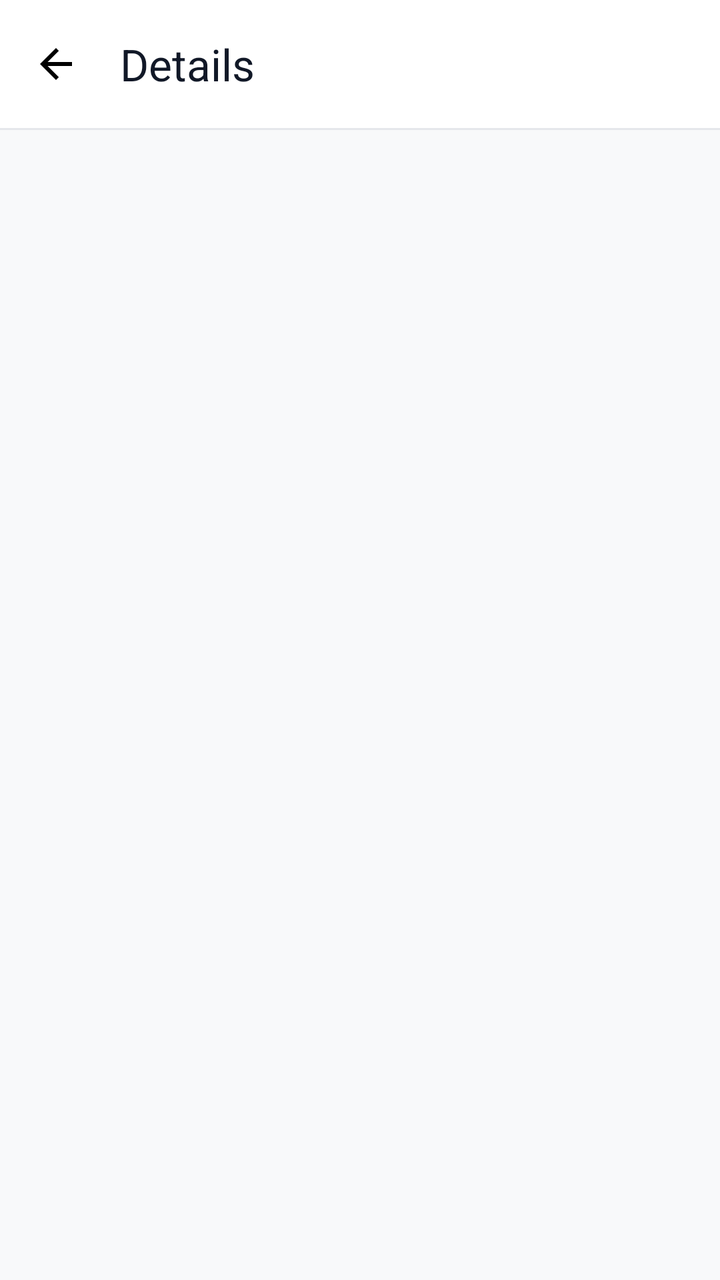
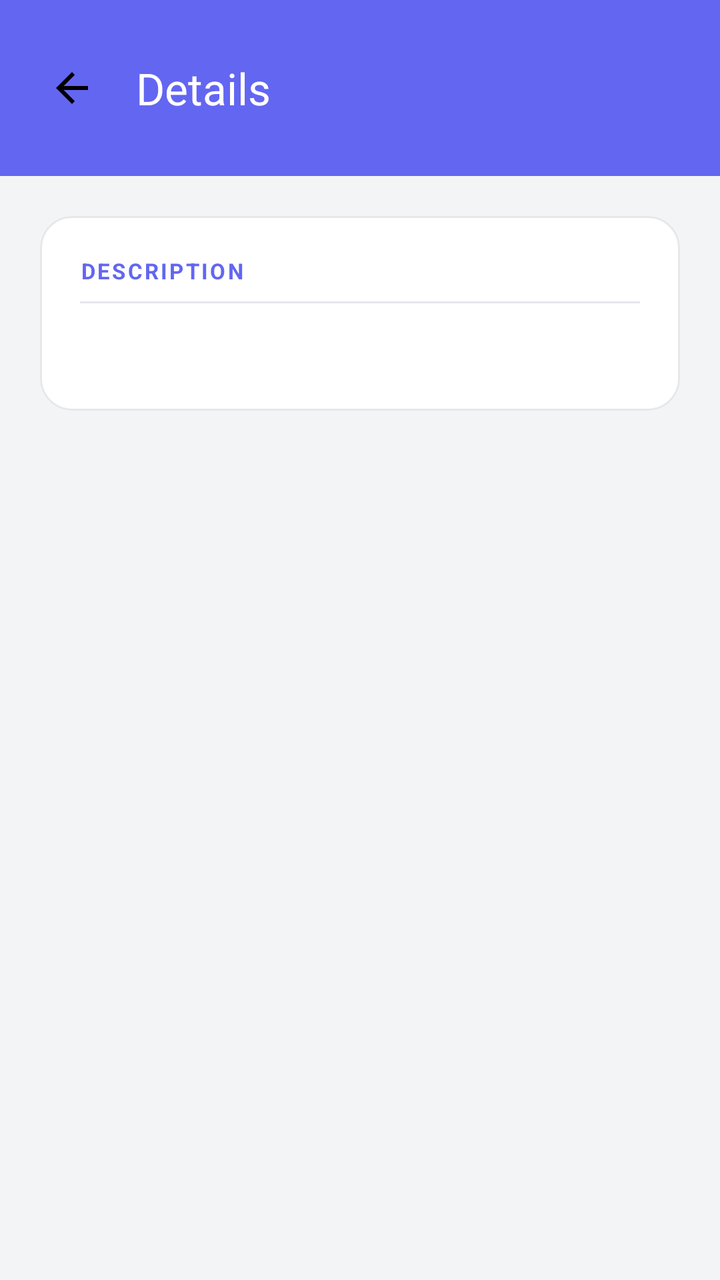

Screens rendered from an Android XML layout before and after an edit, with the pre-edit source and the edit as a unified diff.
<!-- AndroidManifest.xml: application theme Theme.NIT3213App -->
<!-- res/layout/fragment_details.xml -->
<?xml version="1.0" encoding="utf-8"?>
<androidx.constraintlayout.widget.ConstraintLayout
    xmlns:android="http://schemas.android.com/apk/res/android"
    xmlns:app="http://schemas.android.com/apk/res-auto"
    android:layout_width="match_parent"
    android:layout_height="match_parent"
    android:background="#F8F9FA">

    <androidx.appcompat.widget.Toolbar
        android:id="@+id/toolbar"
        android:layout_width="0dp"
        android:layout_height="wrap_content"
        android:background="#FFFFFF"
        app:navigationIcon="@drawable/ic_back"
        app:title="Details"
        app:titleTextColor="#111827"
        app:layout_constraintTop_toTopOf="parent"
        app:layout_constraintStart_toStartOf="parent"
        app:layout_constraintEnd_toEndOf="parent" />

    <View
        android:id="@+id/divider"
        android:layout_width="0dp"
        android:layout_height="1dp"
        android:background="#E5E7EB"
        app:layout_constraintTop_toBottomOf="@id/toolbar"
        app:layout_constraintStart_toStartOf="parent"
        app:layout_constraintEnd_toEndOf="parent" />

    <ScrollView
        android:layout_width="0dp"
        android:layout_height="0dp"
        app:layout_constraintTop_toBottomOf="@id/divider"
        app:layout_constraintBottom_toBottomOf="parent"
        app:layout_constraintStart_toStartOf="parent"
        app:layout_constraintEnd_toEndOf="parent">

        <LinearLayout
            android:layout_width="match_parent"
            android:layout_height="wrap_content"
            android:orientation="vertical"
            android:padding="24dp">

            <TextView
                android:id="@+id/tvDescription"
                android:layout_width="match_parent"
                android:layout_height="wrap_content"
                android:textSize="16sp"
                android:textColor="#374151"
                android:lineSpacingMultiplier="1.6" />

        </LinearLayout>

    </ScrollView>

</androidx.constraintlayout.widget.ConstraintLayout>
<!-- resources referenced by this layout -->
<resources>
  <!-- drawable ic_back (drawable) -->
  <vector xmlns:android="http://schemas.android.com/apk/res/android" android:autoMirrored="true" android:height="24dp" android:tint="#000000" android:viewportHeight="24" android:viewportWidth="24" android:width="24dp">
        
      <path android:fillColor="@android:color/white" android:pathData="M20,11H7.83l5.59,-5.59L12,4l-8,8 8,8 1.41,-1.41L7.83,13H20v-2z"/>
      
  </vector>
  <style name="Theme.NIT3213App" parent="Base.Theme.NIT3213App" />
  <style name="Base.Theme.NIT3213App" parent="Theme.Material3.DayNight.NoActionBar">
          
          
      </style>
</resources>

<!-- the commit's change to res/layout/fragment_details.xml (unified diff, before → after) -->
@@ -4,33 +4,37 @@
     xmlns:app="http://schemas.android.com/apk/res-auto"
     android:layout_width="match_parent"
     android:layout_height="match_parent"
-    android:background="#F8F9FA">
+    android:background="#F3F4F6">
 
-    <androidx.appcompat.widget.Toolbar
-        android:id="@+id/toolbar"
+    <LinearLayout
+        android:id="@+id/header"
         android:layout_width="0dp"
         android:layout_height="wrap_content"
-        android:background="#FFFFFF"
-        app:navigationIcon="@drawable/ic_back"
-        app:title="Details"
-        app:titleTextColor="#111827"
+        android:orientation="horizontal"
+        android:gravity="center_vertical"
+        android:background="#6366F1"
+        android:paddingHorizontal="8dp"
+        android:paddingVertical="12dp"
         app:layout_constraintTop_toTopOf="parent"
         app:layout_constraintStart_toStartOf="parent"
-        app:layout_constraintEnd_toEndOf="parent" />
+        app:layout_constraintEnd_toEndOf="parent">
 
-    <View
-        android:id="@+id/divider"
-        android:layout_width="0dp"
-        android:layout_height="1dp"
-        android:background="#E5E7EB"
-        app:layout_constraintTop_toBottomOf="@id/toolbar"
-        app:layout_constraintStart_toStartOf="parent"
-        app:layout_constraintEnd_toEndOf="parent" />
+        <androidx.appcompat.widget.Toolbar
+            android:id="@+id/toolbar"
+            android:layout_width="match_parent"
+            android:layout_height="wrap_content"
+            android:background="@android:color/transparent"
+            app:navigationIcon="@drawable/ic_back"
+            app:title="Details"
+            app:titleTextColor="#FFFFFF"
+            app:navigationIconTint="#FFFFFF" />
+
+    </LinearLayout>
 
     <ScrollView
         android:layout_width="0dp"
         android:layout_height="0dp"
-        app:layout_constraintTop_toBottomOf="@id/divider"
+        app:layout_constraintTop_toBottomOf="@id/header"
         app:layout_constraintBottom_toBottomOf="parent"
         app:layout_constraintStart_toStartOf="parent"
         app:layout_constraintEnd_toEndOf="parent">
@@ -39,15 +43,50 @@
             android:layout_width="match_parent"
             android:layout_height="wrap_content"
             android:orientation="vertical"
-            android:padding="24dp">
+            android:padding="20dp">
 
-            <TextView
-                android:id="@+id/tvDescription"
+            <com.google.android.material.card.MaterialCardView
                 android:layout_width="match_parent"
                 android:layout_height="wrap_content"
-                android:textSize="16sp"
-                android:textColor="#374151"
-                android:lineSpacingMultiplier="1.6" />
+                app:cardCornerRadius="16dp"
+                app:cardElevation="0dp"
+                app:strokeWidth="1dp"
+                app:strokeColor="#E5E7EB"
+                app:cardBackgroundColor="#FFFFFF">
+
+                <LinearLayout
+                    android:layout_width="match_parent"
+                    android:layout_height="wrap_content"
+                    android:orientation="vertical"
+                    android:padding="20dp">
+
+                    <TextView
+                        android:layout_width="wrap_content"
+                        android:layout_height="wrap_content"
+                        android:text="DESCRIPTION"
+                        android:textSize="11sp"
+                        android:textColor="#6366F1"
+                        android:letterSpacing="0.1"
+                        android:textStyle="bold" />
+
+                    <View
+                        android:layout_width="match_parent"
+                        android:layout_height="1dp"
+                        android:background="#E5E7EB"
+                        android:layout_marginTop="8dp"
+                        android:layout_marginBottom="12dp" />
+
+                    <TextView
+                        android:id="@+id/tvDescription"
+                        android:layout_width="match_parent"
+                        android:layout_height="wrap_content"
+                        android:textSize="16sp"
+                        android:textColor="#374151"
+                        android:lineSpacingMultiplier="1.7" />
+
+                </LinearLayout>
+
+            </com.google.android.material.card.MaterialCardView>
 
         </LinearLayout>
 
